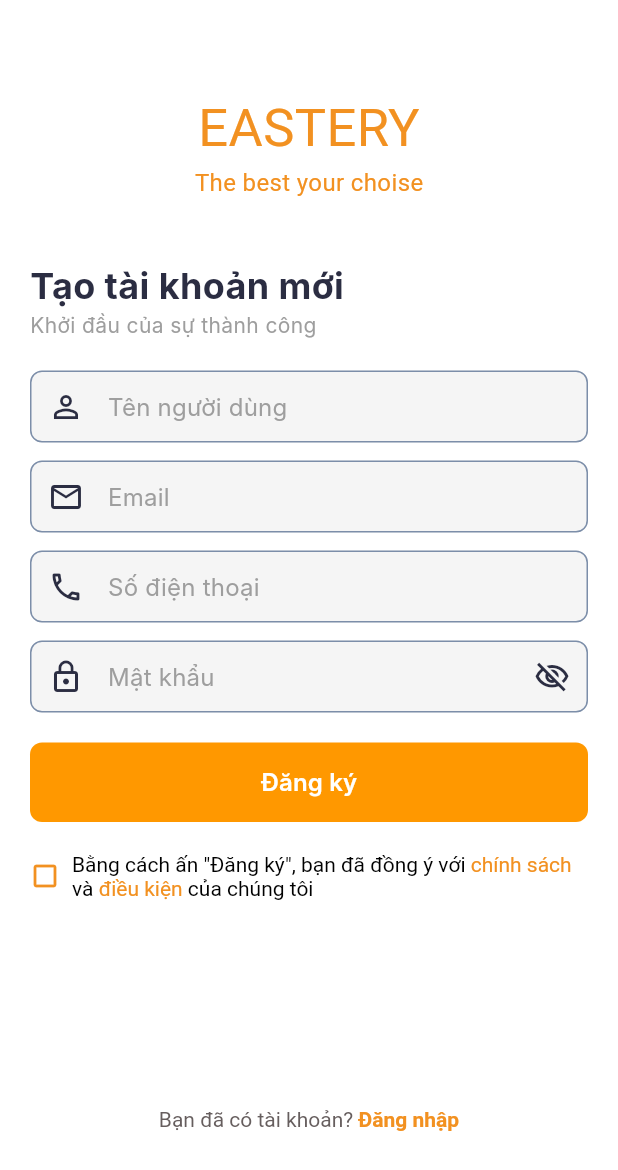
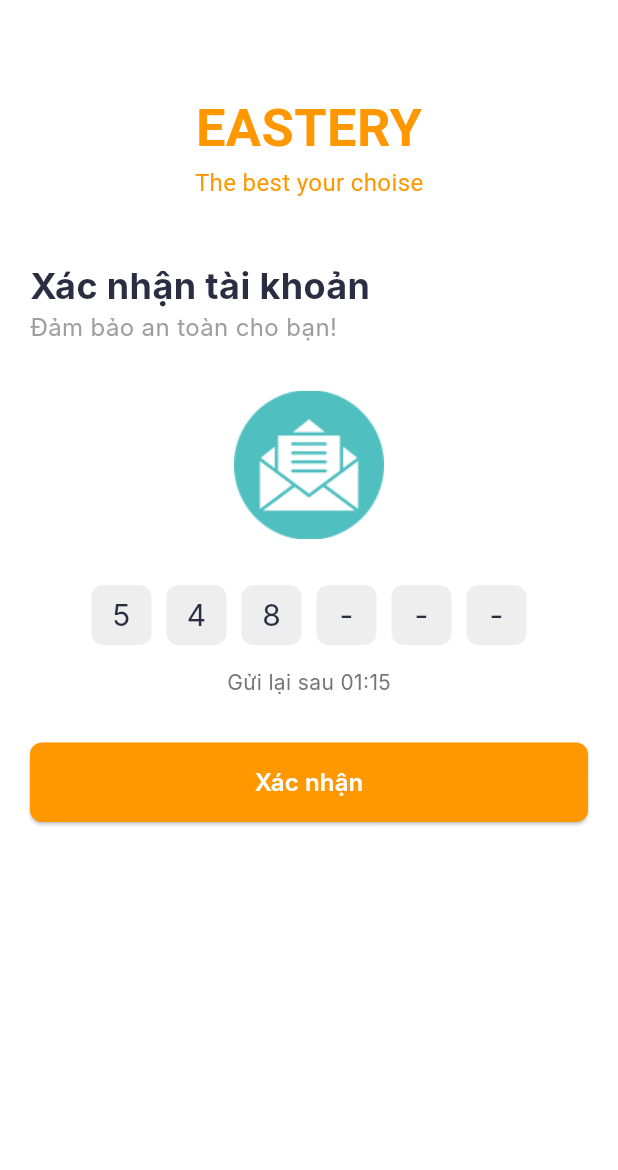
Before and after one commit to xuantruongg03/restaurant_manager_mobile, a Flutter app: the first screen one second after launch, on a phone screen of 412 x 824 dp. Shown: the top 1170 px of the screen. Run offline on Flutter 3.47's test engine with Material 3 defaults, Android fonts, the phone set to English and light mode, and no system bars; our stand-ins replace shared_preferences; Roboto replaces fonts that are missing (Inter, KaiseiDecol).

Commit message:
Create UI for verify_screen

```diff
--- a/lib/config/routes/app_router.dart
+++ b/lib/config/routes/app_router.dart
@@ -2,8 +2,8 @@ import 'package:flutter/material.dart';
 import 'package:restaurant_manager_mobile/presentation/screens/auth/forgot_password.dart';
 import 'package:restaurant_manager_mobile/presentation/screens/auth/login_screen.dart';
 import 'package:restaurant_manager_mobile/presentation/screens/home/home_screen.dart';
-import 'package:restaurant_manager_mobile/presentation/screens/splash/splash_screen.dart';
 import '../../presentation/screens/auth/sign_up_screen.dart';
+import '../../presentation/screens/auth/verify_screen.dart';
 import 'route_names.dart';
 
 class AppRouter {
@@ -11,10 +11,10 @@ class AppRouter {
 
   static Route<dynamic> onGenerateRoute(RouteSettings settings) {
     switch (settings.name) {
-       case RouteNames.splash:
-        return MaterialPageRoute(
-          builder: (_) => const SplashScreen(),
-        );
+      //  case RouteNames.splash:
+      //   return MaterialPageRoute(
+      //     builder: (_) => const SplashScreen(),
+      //   );
 
       case RouteNames.signUp:
         return MaterialPageRoute(
@@ -36,6 +36,11 @@ class AppRouter {
           builder: (_) => const ForgotPasswordScreen(),
         );
 
+      case RouteNames.verify:
+        return MaterialPageRoute(
+          builder: (_) => const VerifyScreen(),
+        );
+
       default:
         return MaterialPageRoute(
           builder: (_) => Scaffold(
--- a/lib/config/routes/route_names.dart
+++ b/lib/config/routes/route_names.dart
@@ -7,6 +7,7 @@ class RouteNames {
   static const String login = '/login';
   static const String signUp = '/sign-up';
   static const String forgotPassword = '/forgot-password';
+  static const String verify = '/verify';
 
   // Main Routes
   static const String home = '/home';
--- a/lib/core/theme/app_theme.dart
+++ b/lib/core/theme/app_theme.dart
@@ -14,7 +14,7 @@ class AppTheme {
     // Colors
     colorScheme: AppColors.lightColorScheme,
     primaryColor: AppColors.primary,
-    scaffoldBackgroundColor: AppColors.lightBackground,
+    scaffoldBackgroundColor: const Color.fromARGB(255, 255, 255, 255),
 
     // Typography
     textTheme: AppTextThemes.textTheme,
--- a/lib/main.dart
+++ b/lib/main.dart
@@ -1,5 +1,6 @@
 import 'package:flutter/material.dart';
 import 'package:restaurant_manager_mobile/config/routes/app_router.dart';
+import 'package:restaurant_manager_mobile/config/routes/route_names.dart';
 import 'package:restaurant_manager_mobile/core/theme/app_theme.dart';
 
 void main() {
@@ -21,7 +22,7 @@ class MyApp extends StatelessWidget {
       // darkTheme: AppTheme.darkTheme,
 
       // Routing
-      initialRoute: '/sign-up', // Tạm thời set làm màn hình khởi đầu
+      initialRoute: RouteNames.verify, // Tạm thời set làm màn hình khởi đầu
       // initialRoute: RouteNames.splash, // Đặt route ban đầu là splash
       onGenerateRoute: AppRouter.onGenerateRoute,
     );
--- a/lib/presentation/screens/auth/sign_up_screen.dart
+++ b/lib/presentation/screens/auth/sign_up_screen.dart
@@ -34,12 +34,10 @@ class _SignUpState extends State<SignUp> {
   Widget build(BuildContext context) {
     return Padding(
       padding: const EdgeInsets.all(20.0),
-      child: ConstrainedBox(
-        constraints: BoxConstraints(
-          maxHeight: MediaQuery.of(context).size.height - 70,
-        ),
+      child: SingleChildScrollView(
         child: Column(
           crossAxisAlignment: CrossAxisAlignment.start,
+          mainAxisSize: MainAxisSize.min,
           children: [
             const SizedBox(height: 40),
             // Logo and tagline
@@ -225,7 +223,6 @@ class _SignUpState extends State<SignUp> {
             ),
             const SizedBox(height: 20),
             // Login link
-            const Spacer(),
             Center(
               child: RichText(
                 text: TextSpan(
--- /dev/null
+++ b/lib/presentation/screens/auth/verify_screen.dart
@@ -0,0 +1,132 @@
+import 'package:flutter/material.dart';
+
+class VerifyScreen extends StatelessWidget {
+  const VerifyScreen({super.key});
+
+  @override
+  Widget build(BuildContext context) {
+    return Scaffold(
+      body: SafeArea(
+        child: Padding(
+          padding: const EdgeInsets.all(20.0),
+          child: Column(
+            crossAxisAlignment: CrossAxisAlignment.start,
+            children: [
+              const SizedBox(height: 40),
+              // Logo và tiêu đề
+              const Center(
+                child: Column(
+                  children: [
+                    Text(
+                      'EASTERY',
+                      style: TextStyle(
+                        fontSize: 35,
+                        color: Colors.orange,
+                        fontWeight: FontWeight.bold,
+                        fontFamily: 'KaiseiDecol',
+                      ),
+                    ),
+                    Text(
+                      'The best your choise',
+                      style: TextStyle(
+                        fontSize: 16,
+                        color: Colors.orange,
+                        fontFamily: 'KaiseiDecol',
+                      ),
+                    ),
+                  ],
+                ),
+              ),
+              const SizedBox(height: 40),
+
+              // Tiêu đề xác nhận
+              const Text(
+                'Xác nhận tài khoản',
+                style: TextStyle(
+                  fontSize: 24,
+                  fontWeight: FontWeight.bold,
+                ),
+              ),
+              const Text(
+                'Đảm bảo an toàn cho bạn!',
+                style: TextStyle(
+                  fontSize: 16,
+                  color: Colors.grey,
+                ),
+              ),
+              const SizedBox(height: 30),
+
+              // Verify image
+              Center(
+                child: Image.asset(
+                'assets/images/verify-icon.png',
+                width: 100,
+                height: 100,
+                  fit: BoxFit.contain,
+                ),
+              ),
+              const SizedBox(height: 30),
+
+              // Input OTP
+              Row(
+                mainAxisAlignment: MainAxisAlignment.center,
+                children: List.generate(
+                  6,
+                  (index) => Container(
+                    margin: const EdgeInsets.symmetric(horizontal: 5),
+                    width: 40,
+                    height: 40,
+                    decoration: BoxDecoration(
+                      color: Colors.grey[200],
+                      borderRadius: BorderRadius.circular(8),
+                    ),
+                    alignment: Alignment.center,
+                    child: Text(
+                      index < 3 ? ['5', '4', '8'][index] : '-',
+                      style: const TextStyle(fontSize: 20),
+                    ),
+                  ),
+                ),
+              ),
+              const SizedBox(height: 15),
+
+              // Thời gian còn lại
+              Center(
+                child: Text(
+                'Gửi lại sau 01:15',
+                style: TextStyle(
+                  color: Colors.grey[600],
+                  fontSize: 14,
+                  ),
+                ),
+              ),
+              const SizedBox(height: 30),
+
+              // Nút xác nhận
+              SizedBox(
+                width: double.infinity,
+                child: ElevatedButton(
+                  onPressed: () {},
+                  style: ElevatedButton.styleFrom(
+                    backgroundColor: Colors.orange,
+                    padding: const EdgeInsets.symmetric(vertical: 15),
+                    shape: RoundedRectangleBorder(
+                      borderRadius: BorderRadius.circular(8),
+                    ),
+                  ),
+                  child: const Text(
+                    'Xác nhận',
+                    style: TextStyle(
+                      color: Colors.white,
+                      fontSize: 16,
+                    ),
+                  ),
+                ),
+              ),
+            ],
+          ),
+        ),
+      ),
+    );
+  }
+}
--- a/pubspec.yaml
+++ b/pubspec.yaml
@@ -63,7 +63,7 @@ flutter:
   assets:
     - assets/images/facebook-icon.png
     - assets/images/google-icon.png
-
+    - assets/images/verify-icon.png
   # An image asset can refer to one or more resolution-specific "variants", see
   # https://flutter.dev/to/resolution-aware-images
 
```
Also changed, not shown: assets/images/verify-icon.png (added).
